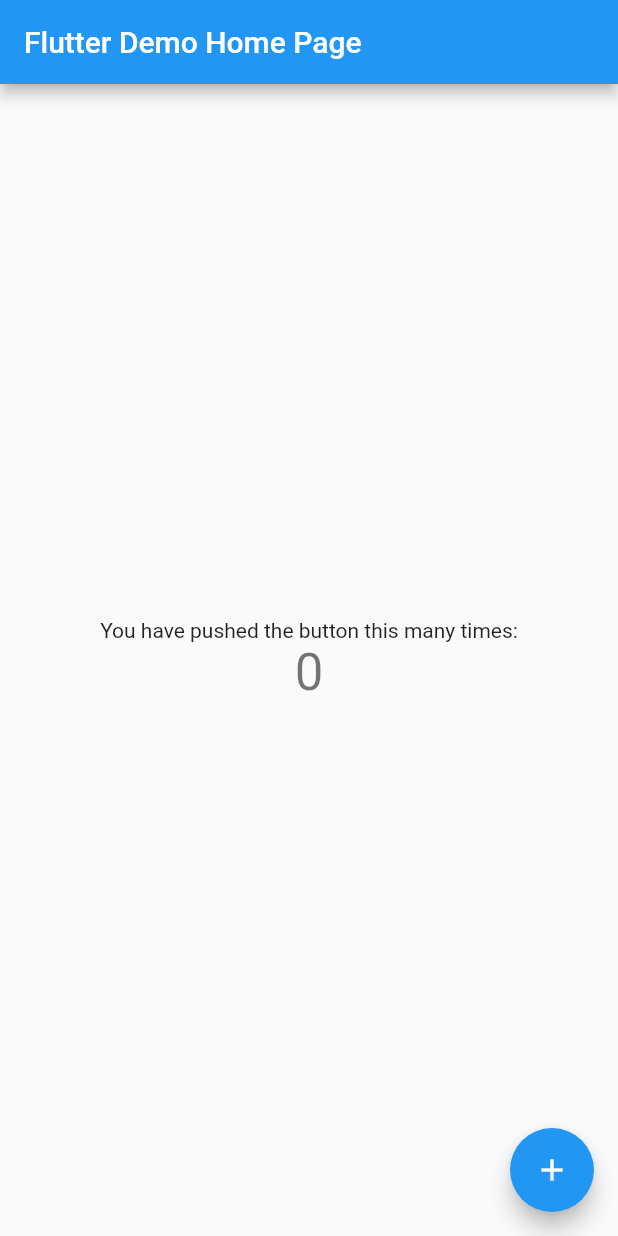
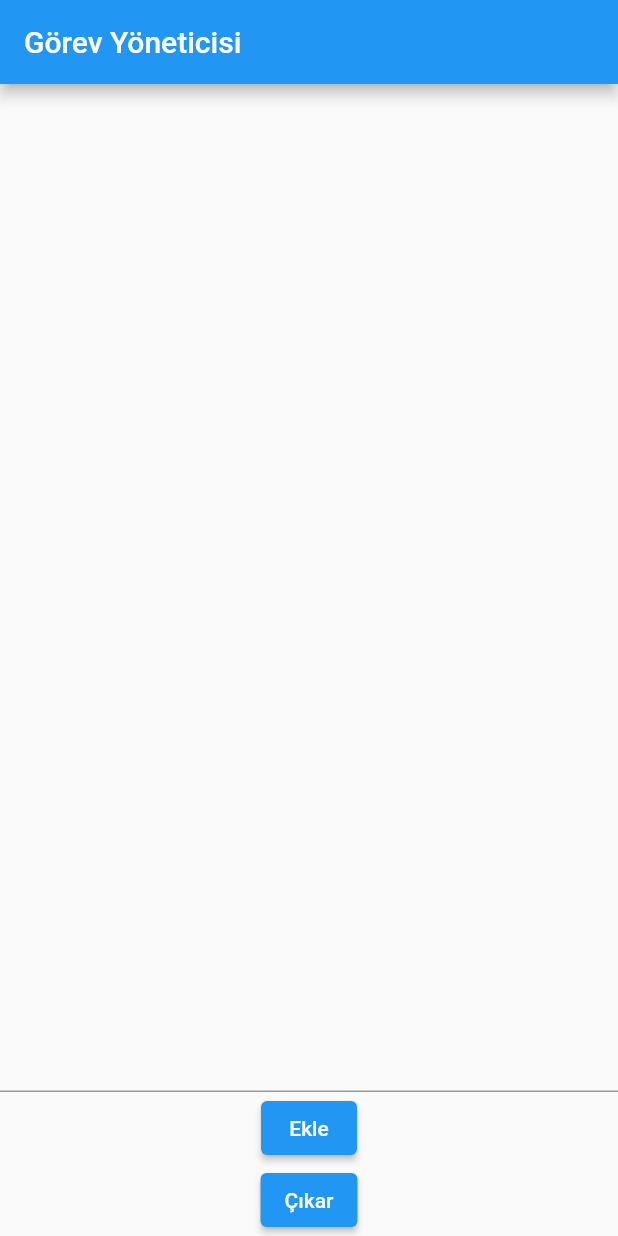
Before and after one commit to beliz2107/mobil_gorev_yonetici, a Flutter app: the screen it shows after launch, on a phone screen of 412 x 824 dp. Run offline on Flutter 3.47's test engine with Material 2 defaults, Android fonts, the light colour scheme and no system bars.

Commit message:
mobil_görev_yönetici

```diff
--- a/lib/main.dart
+++ b/lib/main.dart
@@ -1,113 +1,79 @@
 import 'package:flutter/material.dart';
 
-void main() {
-  runApp(MyApp());
-}
+void main() => runApp(MyApp());
 
 class MyApp extends StatelessWidget {
-  // This widget is the root of your application.
   @override
   Widget build(BuildContext context) {
     return MaterialApp(
-      title: 'Flutter Demo',
-      theme: ThemeData(
-        // This is the theme of your application.
-        //
-        // Try running your application with "flutter run". You'll see the
-        // application has a blue toolbar. Then, without quitting the app, try
-        // changing the primarySwatch below to Colors.green and then invoke
-        // "hot reload" (press "r" in the console where you ran "flutter run",
-        // or simply save your changes to "hot reload" in a Flutter IDE).
-        // Notice that the counter didn't reset back to zero; the application
-        // is not restarted.
-        primarySwatch: Colors.blue,
-      ),
-      home: MyHomePage(title: 'Flutter Demo Home Page'),
+      title: "Basit Görev Yöneticisi",
+      home: Iskele(),
     );
   }
 }
 
-class MyHomePage extends StatefulWidget {
-  MyHomePage({Key? key, required this.title}) : super(key: key);
-
-  // This widget is the home page of your application. It is stateful, meaning
-  // that it has a State object (defined below) that contains fields that affect
-  // how it looks.
-
-  // This class is the configuration for the state. It holds the values (in this
-  // case the title) provided by the parent (in this case the App widget) and
-  // used by the build method of the State. Fields in a Widget subclass are
-  // always marked "final".
-
-  final String title;
-
+class Iskele extends StatelessWidget {
   @override
-  _MyHomePageState createState() => _MyHomePageState();
+  Widget build(BuildContext context) {
+    return Scaffold(
+      appBar: AppBar(
+        title: Text("Görev Yöneticisi"),
+      ),
+      body: AnaEkran(),
+    );
+  }
 }
 
-class _MyHomePageState extends State<MyHomePage> {
-  int _counter = 0;
+class AnaEkran extends StatefulWidget {
+  @override
+  _AnaEkranState createState() => _AnaEkranState();
+}
 
-  void _incrementCounter() {
+class _AnaEkranState extends State<AnaEkran> {
+  TextEditingController t1 = TextEditingController();
+  List gorevYoneticisi = [];
+
+  elemanEkle() {
     setState(() {
-      // This call to setState tells the Flutter framework that something has
-      // changed in this State, which causes it to rerun the build method below
-      // so that the display can reflect the updated values. If we changed
-      // _counter without calling setState(), then the build method would not be
-      // called again, and so nothing would appear to happen.
-      _counter++;
+      gorevYoneticisi.add(t1.text);
+      t1.clear();
+    });
+  }
+
+  elemanCikar() {
+    setState(() {
+      gorevYoneticisi.remove(t1.text);
+      t1.clear();
     });
   }
 
   @override
   Widget build(BuildContext context) {
-    // This method is rerun every time setState is called, for instance as done
-    // by the _incrementCounter method above.
-    //
-    // The Flutter framework has been optimized to make rerunning build methods
-    // fast, so that you can just rebuild anything that needs updating rather
-    // than having to individually change instances of widgets.
-    return Scaffold(
-      appBar: AppBar(
-        // Here we take the value from the MyHomePage object that was created by
-        // the App.build method, and use it to set our appbar title.
-        title: Text(widget.title),
+    return Container(
+      child: Column(
+        children: <Widget>[
+          Flexible(
+            child: ListView.builder(
+              itemCount: gorevYoneticisi.length,
+              itemBuilder: (context, siraNumarasi) => ListTile(
+                subtitle: Text("Yapılacak Görevler"),
+                title: Text(gorevYoneticisi[siraNumarasi]),
+              ),
+            ),
+          ),
+          TextField(
+            controller: t1,
+          ),
+          ElevatedButton(
+            onPressed: elemanEkle,
+            child: Text("Ekle"),
+          ),
+          ElevatedButton(
+            onPressed: elemanCikar,
+            child: Text("Çıkar"),
+          ),
+        ],
       ),
-      body: Center(
-        // Center is a layout widget. It takes a single child and positions it
-        // in the middle of the parent.
-        child: Column(
-          // Column is also a layout widget. It takes a list of children and
-          // arranges them vertically. By default, it sizes itself to fit its
-          // children horizontally, and tries to be as tall as its parent.
-          //
-          // Invoke "debug painting" (press "p" in the console, choose the
-          // "Toggle Debug Paint" action from the Flutter Inspector in Android
-          // Studio, or the "Toggle Debug Paint" command in Visual Studio Code)
-          // to see the wireframe for each widget.
-          //
-          // Column has various properties to control how it sizes itself and
-          // how it positions its children. Here we use mainAxisAlignment to
-          // center the children vertically; the main axis here is the vertical
-          // axis because Columns are vertical (the cross axis would be
-          // horizontal).
-          mainAxisAlignment: MainAxisAlignment.center,
-          children: <Widget>[
-            Text(
-              'You have pushed the button this many times:',
-            ),
-            Text(
-              '$_counter',
-              style: Theme.of(context).textTheme.headline4,
-            ),
-          ],
-        ),
-      ),
-      floatingActionButton: FloatingActionButton(
-        onPressed: _incrementCounter,
-        tooltip: 'Increment',
-        child: Icon(Icons.add),
-      ), // This trailing comma makes auto-formatting nicer for build methods.
     );
   }
 }
```
